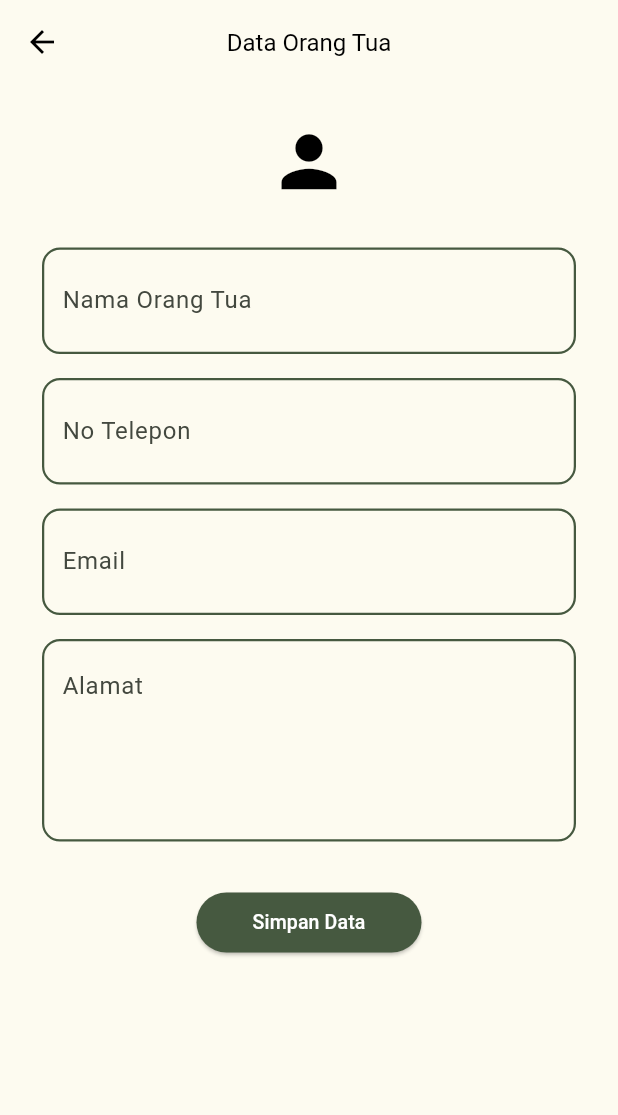
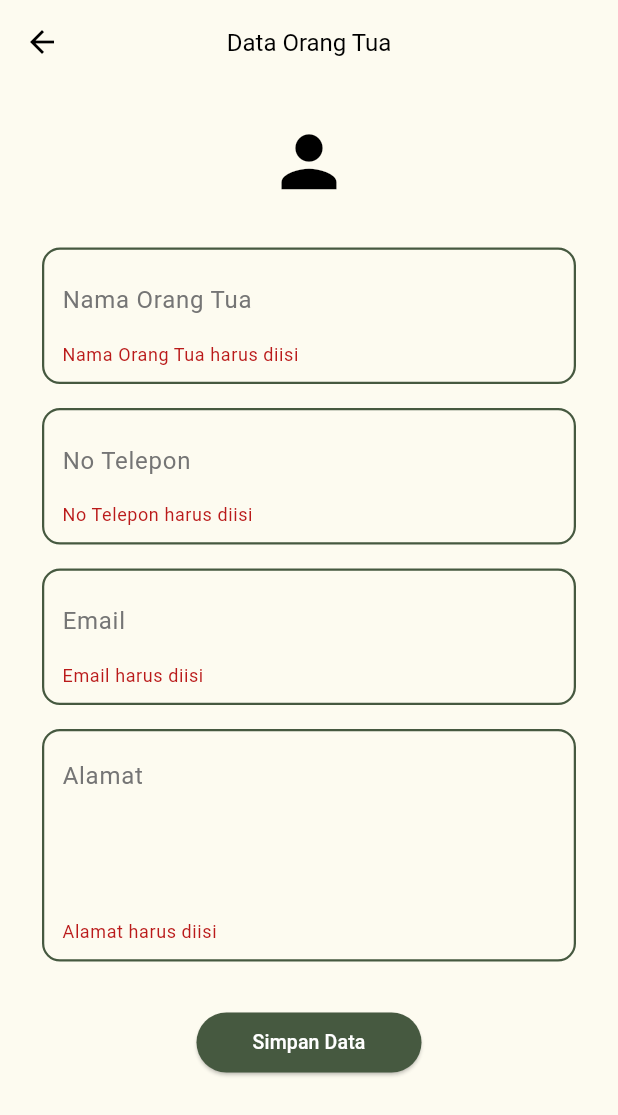
Before and after one commit to hanifah-3312401019/EduConnect, a Flutter app: the EditOrangTuaPage screen opened by its route, after a tap on "Simpan Data", on a phone screen of 412 x 824 dp. Shown: the top 1115 px of the screen. Run offline on Flutter 3.47's test engine with Material 3 defaults, Android fonts, the phone set to English and light mode, and no system bars; our stand-ins replace image_picker; Roboto replaces fonts that are missing (Poppins).

Commit message:
Jesica mengubah edit_profil_orangtua.dart

```diff
--- a/frontend/lib/orangtua/edit_profil_orangtua.dart
+++ b/frontend/lib/orangtua/edit_profil_orangtua.dart
@@ -1,8 +1,10 @@
 import 'dart:convert';
 import 'package:flutter/material.dart';
 import 'package:http/http.dart' as http;
+import 'package:frontend/env/api_base_url.dart';
 
-String baseUrl = "http://10.0.2.2:8000/api";
+String baseUrl = "${ApiConfig.baseUrl}/api";
+String globalAuthToken = '';
 
 class EditOrangTuaPage extends StatefulWidget {
   final Map<String, dynamic>? data;
@@ -18,42 +20,81 @@ class _EditOrangTuaPageState extends State<EditOrangTuaPage> {
   late TextEditingController telpController;
   late TextEditingController emailController;
   late TextEditingController alamatController;
+  bool isLoading = false;
 
   @override
   void initState() {
     super.initState();
-    namaController = TextEditingController(text: widget.data?['nama'] ?? '');
+    namaController = TextEditingController(text: widget.data?['Nama'] ?? '');
     telpController = TextEditingController(
-      text: widget.data?['no_telepon'] ?? '',
+      text: widget.data?['No_Telepon'] ?? '',
     );
-    emailController = TextEditingController(text: widget.data?['email'] ?? '');
+    emailController = TextEditingController(text: widget.data?['Email'] ?? '');
     alamatController = TextEditingController(
-      text: widget.data?['alamat'] ?? '',
+      text: widget.data?['Alamat'] ?? '',
     );
   }
 
   Future<void> saveOrtu() async {
+    if (_formKey.currentState!.validate()) {
+      setState(() {
+        isLoading = true;
+      });
+
+      try {
+        final Map<String, dynamic> requestData = {
+          'Nama': namaController.text,
+          'No_Telepon': telpController.text,
+          'Email': emailController.text,
+          'Alamat': alamatController.text,
+        };
+
+        print('Data yang dikirim: $requestData');
+
         final response = await http.post(
           Uri.parse('$baseUrl/profil/update-ortu'),
-      headers: {'Content-Type': 'application/json'},
-      body: jsonEncode({
-        'id': widget.data?['orangTua_Id'], // Karena DB pakai OrangTua_Id
-        'nama': namaController.text,
-        'no_telepon': telpController.text,
-        'email': emailController.text,
-        'alamat': alamatController.text,
-      }),
+          headers: {
+            'Content-Type': 'application/json',
+            'Accept': 'application/json',
+            'Authorization': 'Bearer $globalAuthToken',
+          },
+          body: jsonEncode(requestData),
         );
 
+        print('Response Status: ${response.statusCode}');
+        print('Response Body: ${response.body}');
+
         if (response.statusCode == 200) {
+          final responseData = jsonDecode(response.body);
           ScaffoldMessenger.of(context).showSnackBar(
-        const SnackBar(content: Text('Data orang tua berhasil diperbarui')),
+            SnackBar(
+              content: Text(
+                responseData['message'] ?? 'Data orang tua berhasil diperbarui',
+              ),
+              backgroundColor: Colors.green,
+            ),
           );
           Navigator.pop(context, true);
         } else {
+          final errorData = jsonDecode(response.body);
           ScaffoldMessenger.of(context).showSnackBar(
-        SnackBar(content: Text('Gagal menyimpan: ${response.body}')),
+            SnackBar(
+              content: Text(
+                'Gagal menyimpan: ${errorData['message'] ?? response.body}',
+              ),
+              backgroundColor: Colors.red,
+            ),
           );
+        }
+      } catch (e) {
+        ScaffoldMessenger.of(context).showSnackBar(
+          SnackBar(content: Text('Error: $e'), backgroundColor: Colors.red),
+        );
+      } finally {
+        setState(() {
+          isLoading = false;
+        });
+      }
     }
   }
 
@@ -101,7 +142,7 @@ class _EditOrangTuaPageState extends State<EditOrangTuaPage> {
                 SizedBox(
                   width: 150,
                   child: ElevatedButton(
-                    onPressed: saveOrtu,
+                    onPressed: isLoading ? null : saveOrtu,
                     style: ElevatedButton.styleFrom(
                       backgroundColor: greenColor,
                       shape: RoundedRectangleBorder(
@@ -109,7 +150,18 @@ class _EditOrangTuaPageState extends State<EditOrangTuaPage> {
                       ),
                       padding: const EdgeInsets.symmetric(vertical: 10),
                     ),
-                    child: const Text(
+                    child: isLoading
+                        ? const SizedBox(
+                            height: 20,
+                            width: 20,
+                            child: CircularProgressIndicator(
+                              strokeWidth: 2,
+                              valueColor: AlwaysStoppedAnimation<Color>(
+                                Colors.white,
+                              ),
+                            ),
+                          )
+                        : const Text(
                             "Simpan Data",
                             style: TextStyle(color: Colors.white, fontSize: 13),
                           ),
@@ -139,7 +191,17 @@ class _EditOrangTuaPageState extends State<EditOrangTuaPage> {
       child: TextFormField(
         controller: controller,
         maxLines: maxLines,
-        decoration: InputDecoration(border: InputBorder.none, hintText: label),
+        decoration: InputDecoration(
+          border: InputBorder.none,
+          hintText: label,
+          hintStyle: TextStyle(color: Colors.grey[600]),
+        ),
+        validator: (value) {
+          if (value == null || value.isEmpty) {
+            return '$label harus diisi';
+          }
+          return null;
+        },
       ),
     );
   }
```
Lines whose indentation alone changed are shown as unchanged.
